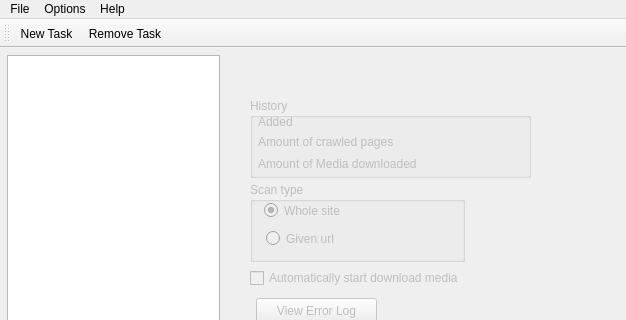
This is ui/mediasitedownloder.ui in pussbb/QMediaSiteDownloader as Qt 5 draws it before an edit; both pictures show x 0 to 626 and y 0 to 320 of the 626 by 461 pixel window. The edited form follows.
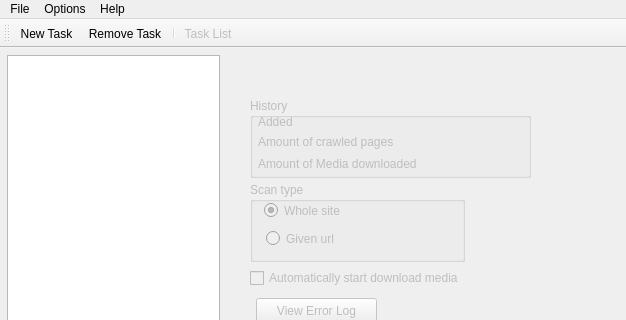
This is the edited form. The open tabs and pages were chosen to show the change. Icons and pictures are not drawn.

The edit to the form file:
```diff
--- a/ui/mediasitedownloder.ui
+++ b/ui/mediasitedownloder.ui
@@ -589,6 +589,8 @@
    </attribute>
    <addaction name="actionNew_Task"/>
    <addaction name="actionRemove_Task"/>
+   <addaction name="separator"/>
+   <addaction name="actionTask_List"/>
   </widget>
   <widget class="QStatusBar" name="statusBar"/>
   <action name="actionExit">
@@ -631,6 +633,18 @@
     <string>Remove Task</string>
    </property>
   </action>
+  <action name="actionTask_List">
+   <property name="enabled">
+    <bool>false</bool>
+   </property>
+   <property name="icon">
+    <iconset resource="../resource/qmsd_main.qrc">
+     <normaloff>:/menu/task_listpng</normaloff>:/menu/task_listpng</iconset>
+   </property>
+   <property name="text">
+    <string>Task List</string>
+   </property>
+  </action>
  </widget>
  <layoutdefault spacing="6" margin="11"/>
  <tabstops>
```
Left out of the diff: 4 changed lines with no effect on the pictures.
